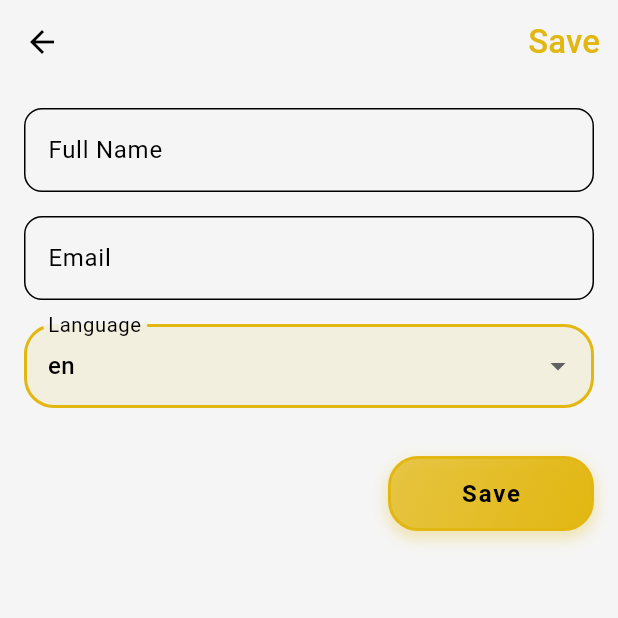
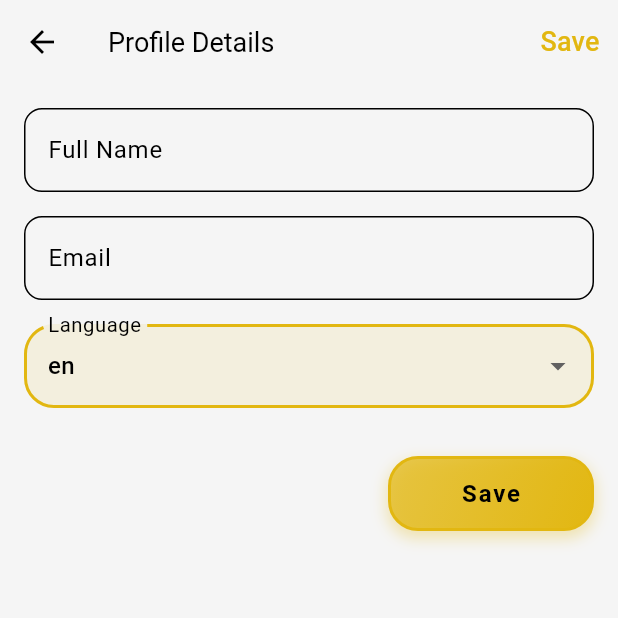
Before and after one commit to heloufra/Boma, a Flutter app: the UserProfileScreen screen opened by its route, on a phone screen of 412 x 824 dp, the top half of it. Run offline on Flutter 3.47's test engine with Material 3 defaults, Android fonts, the phone set to English and light mode, and no system bars; our stand-ins replace connectivity_plus, dio, flutter_dotenv, flutter_secure_storage, geolocator, go_router and 2 more; missing offline and left inert: june, open_settings; accounts and stored records are empty.

```diff
--- a/lib/auth/types/auth.dart
+++ b/lib/auth/types/auth.dart
@@ -14,14 +14,13 @@ class RegisterUser {
 
   RegisterUser({required this.name, this.avatarURL = ""});
 }
+
 class PhoneAuthCredential {
   final String phoneNumber;
-  // final String? verificationId;
   final String? smsCode;
 
   PhoneAuthCredential({
     required this.phoneNumber,
-    // this.verificationId,
     this.smsCode,
   });
 }
--- a/lib/user/screens/profile.dart
+++ b/lib/user/screens/profile.dart
@@ -95,7 +95,7 @@ class UserProfileScreenState extends State<UserProfileScreen> {
     if (_nameController.text.isEmpty || _emailController.text.isEmpty) {
       setState(() {
         error = true;
-        errorMsg = "Full ...";
+        errorMsg = "...";
       });
 
       startTimer();
@@ -140,7 +140,9 @@ class UserProfileScreenState extends State<UserProfileScreen> {
           backgroundColor:
               !error ? Theme.of(context).colorScheme.surface : Colors.red,
           title: Text(
-            errorMsg,
+            error?
+            errorMsg :
+            'Profile Details',
             style: TextStyle(
               fontSize: 18,
               color: Theme.of(context).colorScheme.primary,
@@ -158,7 +160,7 @@ class UserProfileScreenState extends State<UserProfileScreen> {
                 'Save',
                 style: TextStyle(
                     color: Theme.of(context).colorScheme.secondary,
-                    fontSize: 22),
+                    fontSize: 18),
               ),
             ),
           ],
```
Also changed, not shown: lib/main.dart (line endings or trailing spaces), lib/theme/theme.dart (line endings or trailing spaces).
